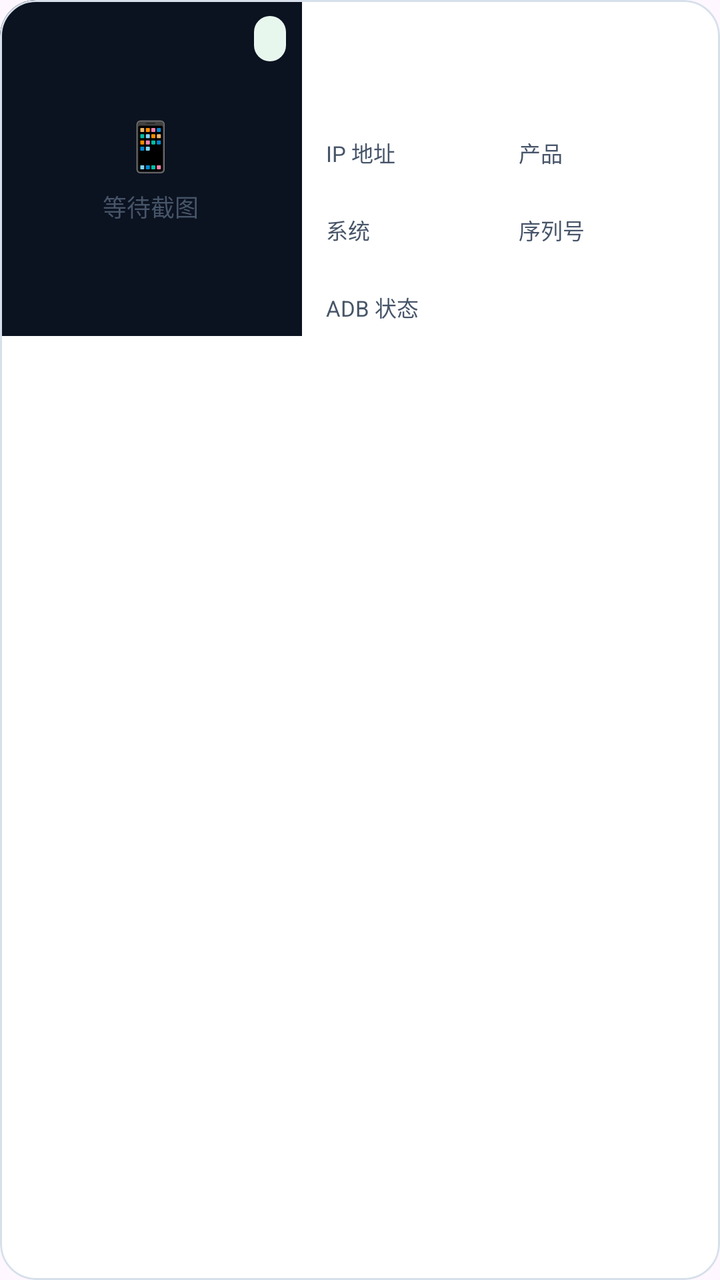
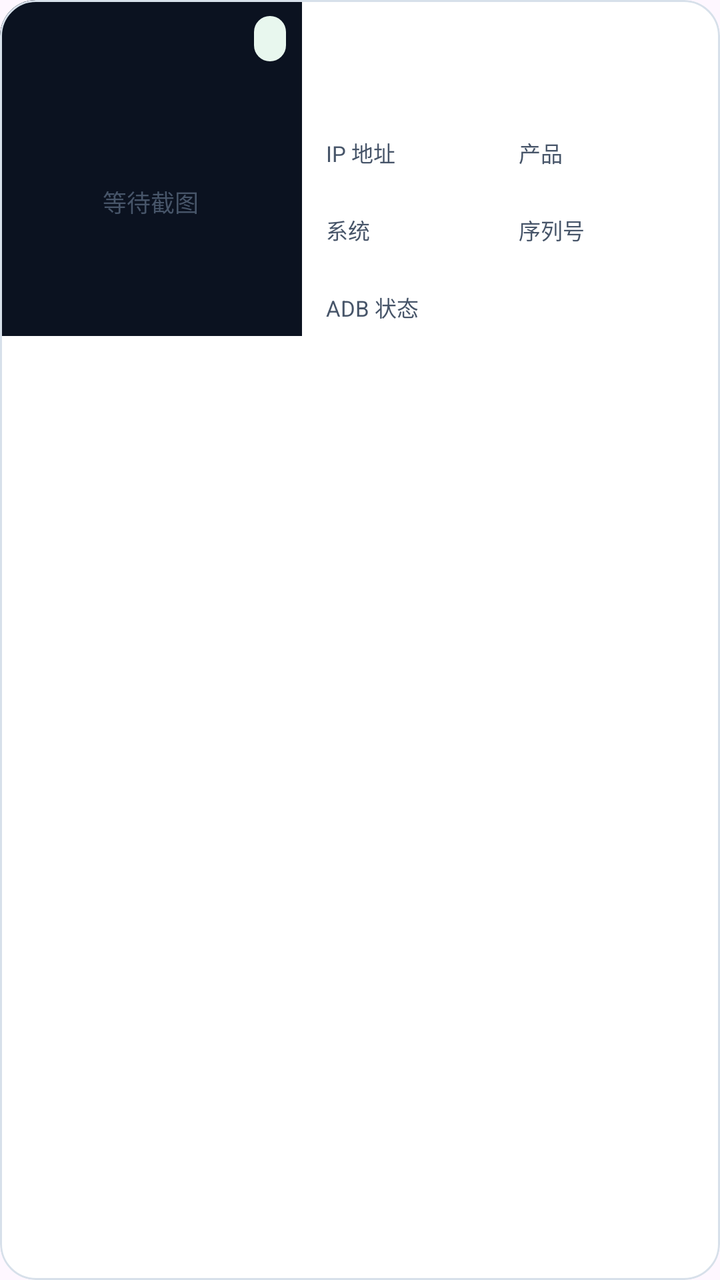

An Android layout rendered at two revisions. The XML below is the earlier revision; the diff shows what the commit changed to produce the second picture.
<!-- AndroidManifest.xml: application theme Theme.CloudPhone -->
<!-- res/layout/item_device_card.xml -->
<?xml version="1.0" encoding="utf-8"?>
<com.google.android.material.card.MaterialCardView xmlns:android="http://schemas.android.com/apk/res/android"
    xmlns:app="http://schemas.android.com/apk/res-auto"
    android:layout_width="match_parent"
    android:layout_height="wrap_content"
    android:layout_marginBottom="12dp"
    app:cardBackgroundColor="@color/auth_surface"
    app:cardCornerRadius="18dp"
    app:cardElevation="0dp"
    app:strokeColor="@color/auth_line"
    app:strokeWidth="1dp">

    <LinearLayout
        android:layout_width="match_parent"
        android:layout_height="wrap_content"
        android:orientation="horizontal">

        <FrameLayout
            android:layout_width="0dp"
            android:layout_height="168dp"
            android:layout_weight="0.42"
            android:background="@color/auth_preview_bg">

            <ImageView
                android:id="@+id/imageScreenshot"
                android:layout_width="match_parent"
                android:layout_height="match_parent"
                android:contentDescription="@string/devices_screenshot_alt"
                android:scaleType="fitCenter"
                android:visibility="gone" />

            <LinearLayout
                android:id="@+id/placeholderContainer"
                android:layout_width="match_parent"
                android:layout_height="match_parent"
                android:gravity="center"
                android:orientation="vertical"
                android:padding="12dp">

                <TextView
                    android:layout_width="wrap_content"
                    android:layout_height="wrap_content"
                    android:text="📱"
                    android:textSize="24sp" />

                <TextView
                    android:id="@+id/textPlaceholder"
                    android:layout_width="wrap_content"
                    android:layout_height="wrap_content"
                    android:layout_marginTop="6dp"
                    android:gravity="center"
                    android:text="@string/devices_waiting_screenshot"
                    android:textColor="@color/auth_text_secondary"
                    android:textSize="12sp" />
            </LinearLayout>

            <TextView
                android:id="@+id/textStatusBadge"
                android:layout_width="wrap_content"
                android:layout_height="wrap_content"
                android:layout_gravity="top|end"
                android:layout_margin="8dp"
                android:background="@drawable/bg_status_online"
                android:paddingHorizontal="8dp"
                android:paddingVertical="4dp"
                android:textColor="@color/auth_primary"
                android:textSize="11sp"
                android:textStyle="bold" />
        </FrameLayout>

        <LinearLayout
            android:layout_width="0dp"
            android:layout_height="wrap_content"
            android:layout_weight="0.58"
            android:orientation="vertical"
            android:padding="12dp">

            <TextView
                android:id="@+id/textDisplayName"
                android:layout_width="match_parent"
                android:layout_height="wrap_content"
                android:textColor="@color/auth_text_primary"
                android:textSize="16sp"
                android:textStyle="bold" />

            <TextView
                android:id="@+id/textSubtitle"
                android:layout_width="match_parent"
                android:layout_height="wrap_content"
                android:layout_marginTop="2dp"
                android:textColor="@color/auth_text_secondary"
                android:textSize="12sp" />

            <LinearLayout
                android:layout_width="match_parent"
                android:layout_height="wrap_content"
                android:layout_marginTop="10dp"
                android:orientation="horizontal">

                <LinearLayout
                    android:layout_width="0dp"
                    android:layout_height="wrap_content"
                    android:layout_weight="1"
                    android:orientation="vertical">

                    <TextView style="@style/DeviceFactLabel" android:text="@string/devices_ip" />
                    <TextView android:id="@+id/textIp" style="@style/DeviceFactValue" />
                    <TextView style="@style/DeviceFactLabel" android:text="@string/devices_system" />
                    <TextView android:id="@+id/textSystem" style="@style/DeviceFactValue" />
                    <TextView style="@style/DeviceFactLabel" android:text="@string/devices_adb_state" />
                    <TextView android:id="@+id/textAdbState" style="@style/DeviceFactValue" />
                </LinearLayout>

                <LinearLayout
                    android:layout_width="0dp"
                    android:layout_height="wrap_content"
                    android:layout_marginStart="8dp"
                    android:layout_weight="1"
                    android:orientation="vertical">

                    <TextView style="@style/DeviceFactLabel" android:text="@string/devices_product" />
                    <TextView android:id="@+id/textProduct" style="@style/DeviceFactValue" />
                    <TextView style="@style/DeviceFactLabel" android:text="@string/devices_serial" />
                    <TextView
                        android:id="@+id/textSerial"
                        style="@style/DeviceFactValue"
                        android:fontFamily="monospace"
                        android:textSize="11sp" />
                </LinearLayout>
            </LinearLayout>
        </LinearLayout>
    </LinearLayout>
</com.google.android.material.card.MaterialCardView>
<!-- resources referenced by this layout -->
<resources>
  <color name="auth_line">#D7E0EA</color>
  <color name="auth_preview_bg">#0B1220</color>
  <color name="auth_primary">#16A34A</color>
  <color name="auth_surface">#FFFFFF</color>
  <color name="auth_text_primary">#0F172A</color>
  <color name="auth_text_secondary">#475569</color>
  <!-- drawable bg_status_online (drawable) -->
  <?xml version="1.0" encoding="utf-8"?>
  <shape xmlns:android="http://schemas.android.com/apk/res/android"
      android:shape="rectangle">
      <solid android:color="@color/auth_accent_soft" />
      <corners android:radius="999dp" />
  </shape>
  <string name="devices_adb_state">ADB 状态</string>
  <string name="devices_ip">IP 地址</string>
  <string name="devices_product">产品</string>
  <string name="devices_screenshot_alt">设备截图</string>
  <string name="devices_serial">序列号</string>
  <string name="devices_system">系统</string>
  <string name="devices_waiting_screenshot">等待截图</string>
  <style name="DeviceFactLabel">
          <item name="android:layout_width">match_parent</item>
          <item name="android:layout_height">wrap_content</item>
          <item name="android:layout_marginTop">6dp</item>
          <item name="android:textColor">@color/auth_text_secondary</item>
          <item name="android:textSize">11sp</item>
      </style>
  <style name="DeviceFactValue">
          <item name="android:layout_width">match_parent</item>
          <item name="android:layout_height">wrap_content</item>
          <item name="android:textColor">@color/auth_text_primary</item>
          <item name="android:textSize">12sp</item>
      </style>
  <style name="Theme.CloudPhone" parent="Base.Theme.CloudPhone" />
  <color name="auth_accent_soft">#E8F7EE</color>
  <style name="Base.Theme.CloudPhone" parent="Theme.Material3.Light.NoActionBar">
          <item name="colorPrimary">@color/auth_primary</item>
          <item name="android:statusBarColor">@color/auth_background</item>
          <item name="android:navigationBarColor">@color/auth_background</item>
          <item name="android:windowLightStatusBar">true</item>
          <item name="android:windowLightNavigationBar">true</item>
      </style>
  <color name="auth_background">#EEF2F7</color>
</resources>

<!-- the commit's change to res/layout/item_device_card.xml (unified diff, before → after) -->
@@ -37,11 +37,11 @@
                 android:orientation="vertical"
                 android:padding="12dp">
 
-                <TextView
-                    android:layout_width="wrap_content"
-                    android:layout_height="wrap_content"
-                    android:text="📱"
-                    android:textSize="24sp" />
+                <ImageView
+                    android:id="@+id/imagePlaceholderIcon"
+                    android:layout_width="28dp"
+                    android:layout_height="28dp"
+                    android:contentDescription="@null" />
 
                 <TextView
                     android:id="@+id/textPlaceholder"
